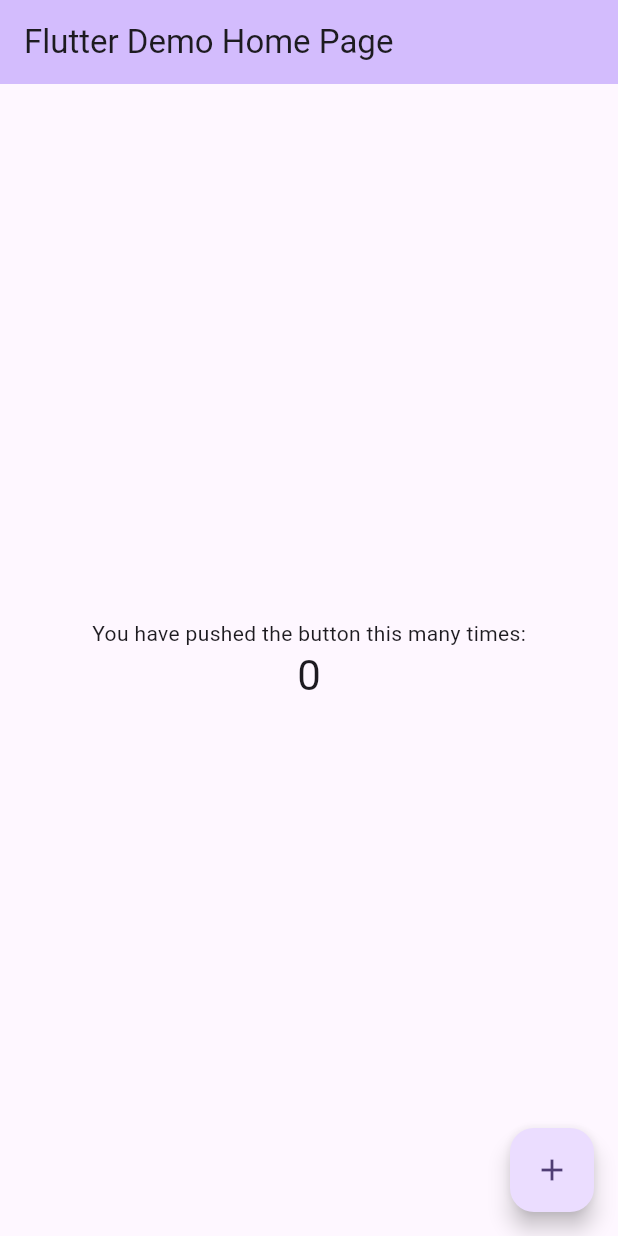
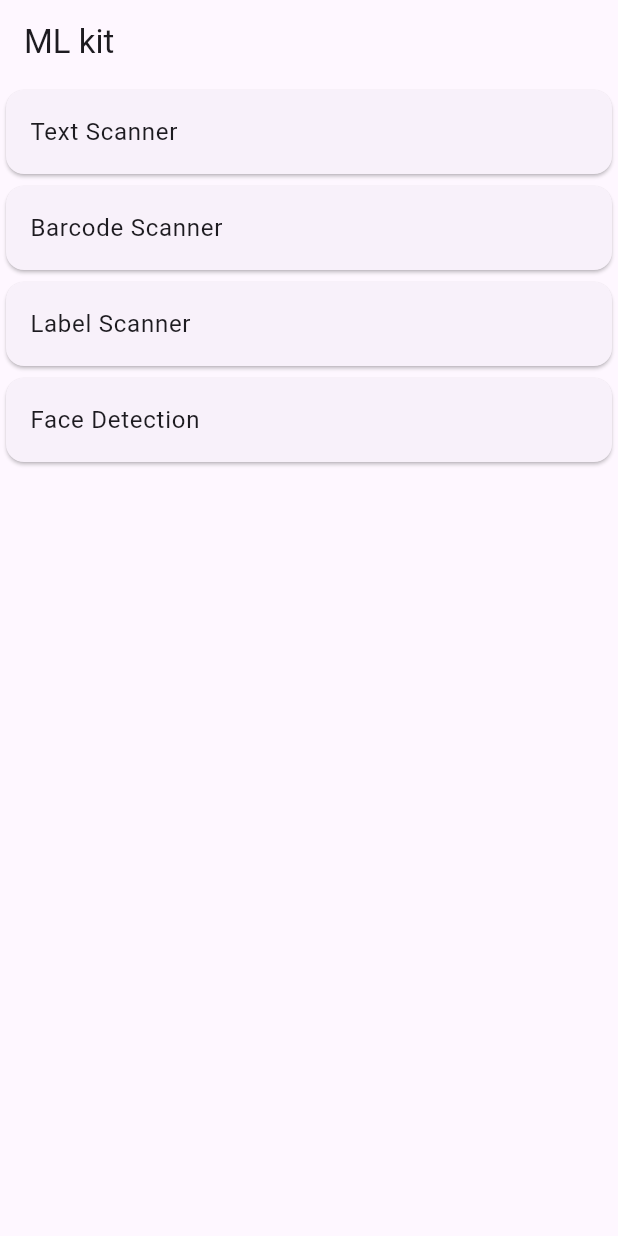
Before and after one commit to ritik6559/Flutter-Firebase-MLkit, a Flutter app: the screen it shows after launch, on a phone screen of 412 x 824 dp. Run offline on Flutter 3.47's test engine with Material 3 defaults, Android fonts, the phone set to English and light mode, and no system bars; our stand-ins replace firebase_core, image_picker; missing offline and left inert: google_ml_vision; accounts and stored records are empty.

Commit message:
project completed

```diff
--- a/lib/main.dart
+++ b/lib/main.dart
@@ -1,6 +1,7 @@
 import 'package:firebase_core/firebase_core.dart';
 import 'package:flutter/material.dart';
 import 'package:flutter_firebase_ml_kit/firebase_options.dart';
+import 'package:flutter_firebase_ml_kit/screens/home_screen.dart';
 
 void main() async {
   WidgetsFlutterBinding.ensureInitialized();
@@ -13,119 +14,16 @@
 class MyApp extends StatelessWidget {
   const MyApp({super.key});
 
-  // This widget is the root of your application.
   @override
   Widget build(BuildContext context) {
     return MaterialApp(
       title: 'Flutter Demo',
       theme: ThemeData(
-        // This is the theme of your application.
-        //
-        // TRY THIS: Try running your application with "flutter run". You'll see
-        // the application has a purple toolbar. Then, without quitting the app,
-        // try changing the seedColor in the colorScheme below to Colors.green
-        // and then invoke "hot reload" (save your changes or press the "hot
-        // reload" button in a Flutter-supported IDE, or press "r" if you used
-        // the command line to start the app).
-        //
-        // Notice that the counter didn't reset back to zero; the application
-        // state is not lost during the reload. To reset the state, use hot
-        // restart instead.
-        //
-        // This works for code too, not just values: Most code changes can be
-        // tested with just a hot reload.
         colorScheme: ColorScheme.fromSeed(seedColor: Colors.deepPurple),
         useMaterial3: true,
       ),
-      home: const MyHomePage(title: 'Flutter Demo Home Page'),
+      debugShowCheckedModeBanner: false,
+      home: const HomeScreen(),
     );
   }
 }
-
-class MyHomePage extends StatefulWidget {
-  const MyHomePage({super.key, required this.title});
-
-  // This widget is the home page of your application. It is stateful, meaning
-  // that it has a State object (defined below) that contains fields that affect
-  // how it looks.
-
-  // This class is the configuration for the state. It holds the values (in this
-  // case the title) provided by the parent (in this case the App widget) and
-  // used by the build method of the State. Fields in a Widget subclass are
-  // always marked "final".
-
-  final String title;
-
-  @override
-  State<MyHomePage> createState() => _MyHomePageState();
-}
-
-class _MyHomePageState extends State<MyHomePage> {
-  int _counter = 0;
-
-  void _incrementCounter() {
-    setState(() {
-      // This call to setState tells the Flutter framework that something has
-      // changed in this State, which causes it to rerun the build method below
-      // so that the display can reflect the updated values. If we changed
-      // _counter without calling setState(), then the build method would not be
-      // called again, and so nothing would appear to happen.
-      _counter++;
-    });
-  }
-
-  @override
-  Widget build(BuildContext context) {
-    // This method is rerun every time setState is called, for instance as done
-    // by the _incrementCounter method above.
-    //
-    // The Flutter framework has been optimized to make rerunning build methods
-    // fast, so that you can just rebuild anything that needs updating rather
-    // than having to individually change instances of widgets.
-    return Scaffold(
-      appBar: AppBar(
-        // TRY THIS: Try changing the color here to a specific color (to
-        // Colors.amber, perhaps?) and trigger a hot reload to see the AppBar
-        // change color while the other colors stay the same.
-        backgroundColor: Theme.of(context).colorScheme.inversePrimary,
-        // Here we take the value from the MyHomePage object that was created by
-        // the App.build method, and use it to set our appbar title.
-        title: Text(widget.title),
-      ),
-      body: Center(
-        // Center is a layout widget. It takes a single child and positions it
-        // in the middle of the parent.
-        child: Column(
-          // Column is also a layout widget. It takes a list of children and
-          // arranges them vertically. By default, it sizes itself to fit its
-          // children horizontally, and tries to be as tall as its parent.
-          //
-          // Column has various properties to control how it sizes itself and
-          // how it positions its children. Here we use mainAxisAlignment to
-          // center the children vertically; the main axis here is the vertical
-          // axis because Columns are vertical (the cross axis would be
-          // horizontal).
-          //
-          // TRY THIS: Invoke "debug painting" (choose the "Toggle Debug Paint"
-          // action in the IDE, or press "p" in the console), to see the
-          // wireframe for each widget.
-          mainAxisAlignment: MainAxisAlignment.center,
-          children: <Widget>[
-            const Text(
-              'You have pushed the button this many times:',
-            ),
-            Text(
-              '$_counter',
-              style: Theme.of(context).textTheme.headlineMedium,
-            ),
-          ],
-        ),
-      ),
-      floatingActionButton: FloatingActionButton(
-        onPressed: _incrementCounter,
-        tooltip: 'Increment',
-        child: const Icon(Icons.add),
-      ), // This trailing comma makes auto-formatting nicer for build methods.
-    );
-  }
-}
--- /dev/null
+++ b/lib/screens/home_screen.dart
@@ -0,0 +1,47 @@
+import 'package:flutter/material.dart';
+import 'package:flutter_firebase_ml_kit/screens/details_screen.dart';
+
+class HomeScreen extends StatefulWidget {
+  const HomeScreen({super.key});
+
+  @override
+  State<HomeScreen> createState() => _HomeScreenState();
+}
+
+class _HomeScreenState extends State<HomeScreen> {
+  List<String> itemList = [
+    'Text Scanner',
+    'Barcode Scanner',
+    'Label Scanner',
+    'Face Detection'
+  ];
+
+  @override
+  Widget build(BuildContext context) {
+    return Scaffold(
+      appBar: AppBar(
+        title: const Text('ML kit'),
+      ),
+      body: ListView.builder(
+        itemCount: itemList.length,
+        itemBuilder: (context, index) {
+          return Card(
+            child: ListTile(
+              title: Text(itemList[index]),
+              onTap: () {
+                Navigator.of(context).push(
+                  MaterialPageRoute(
+                    builder: (context) => const DetailScreen(),
+                    settings: RouteSettings(
+                      arguments: itemList[index],
+                    ),
+                  ),
+                );
+              },
+            ),
+          );
+        },
+      ),
+    );
+  }
+}
--- a/pubspec.yaml
+++ b/pubspec.yaml
@@ -36,6 +36,8 @@
   # Use with the CupertinoIcons class for iOS style icons.
   cupertino_icons: ^1.0.8
   firebase_core: ^3.4.1
+  google_ml_vision: ^0.0.8
+  image_picker: ^1.1.2
 
 dev_dependencies:
   flutter_test:
```
Also changed, not shown: lib/screens/details_screen.dart (added, +246 -0 lines), pubspec.lock, 5 other files.
